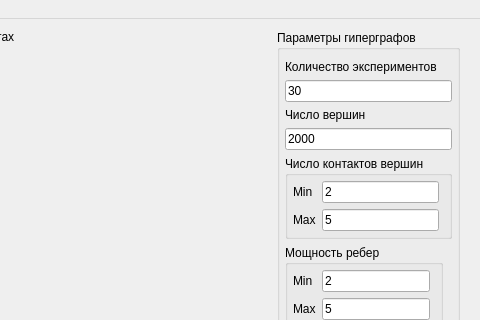
First picture: the form in gui/mainwindow.ui, repository olerapx/CAD, before the edit; both pictures show x 346 to 826 and y 0 to 320 of the 826 by 717 pixel window.
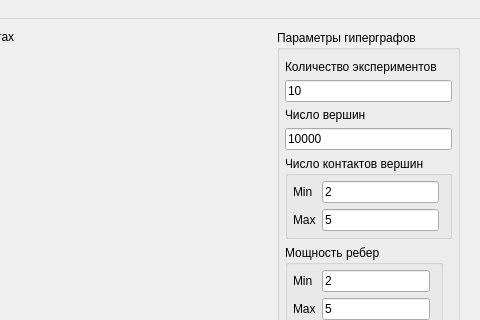
Second picture: the form after the edit. Custom widgets are drawn as their Qt base class.

```diff
--- a/gui/mainwindow.ui
+++ b/gui/mainwindow.ui
@@ -208,7 +208,7 @@
             </size>
            </property>
            <property name="text">
-            <string>30</string>
+            <string>10</string>
            </property>
           </widget>
          </item>
@@ -228,7 +228,7 @@
             </size>
            </property>
            <property name="text">
-            <string>2000</string>
+            <string>10000</string>
            </property>
           </widget>
          </item>
```
Left out of the diff: 8 changed lines with no effect on the pictures.
